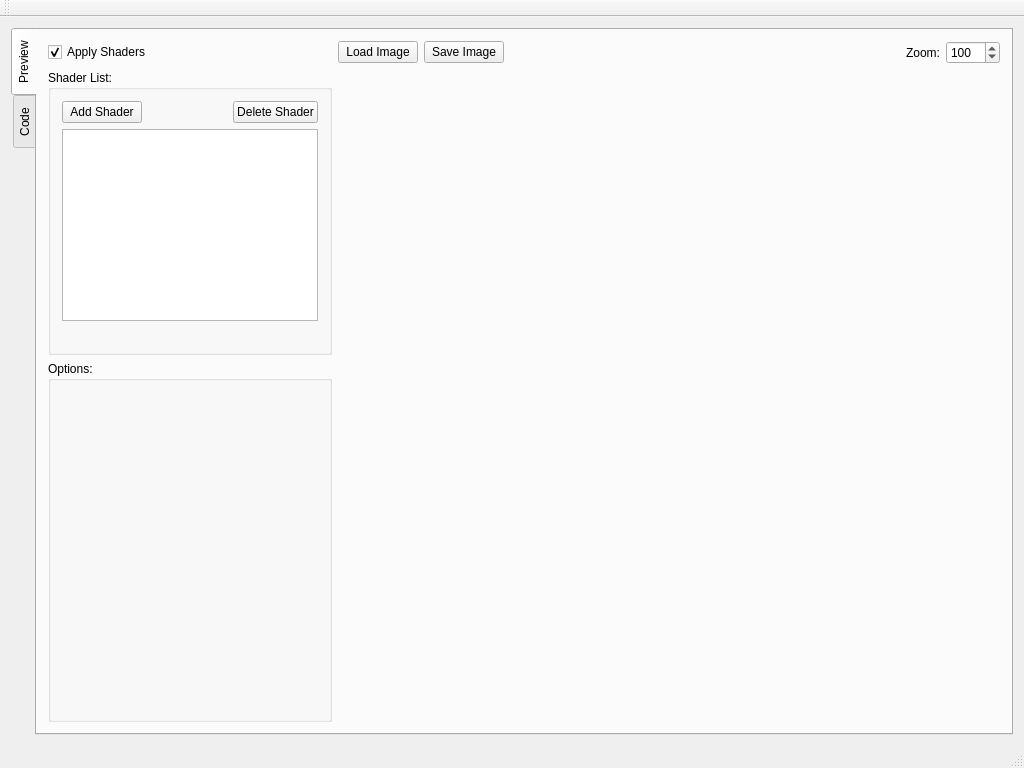
Above: src/gui/mainwindow.ui from jgosmann/ASL before the change. Below: the same form after it.
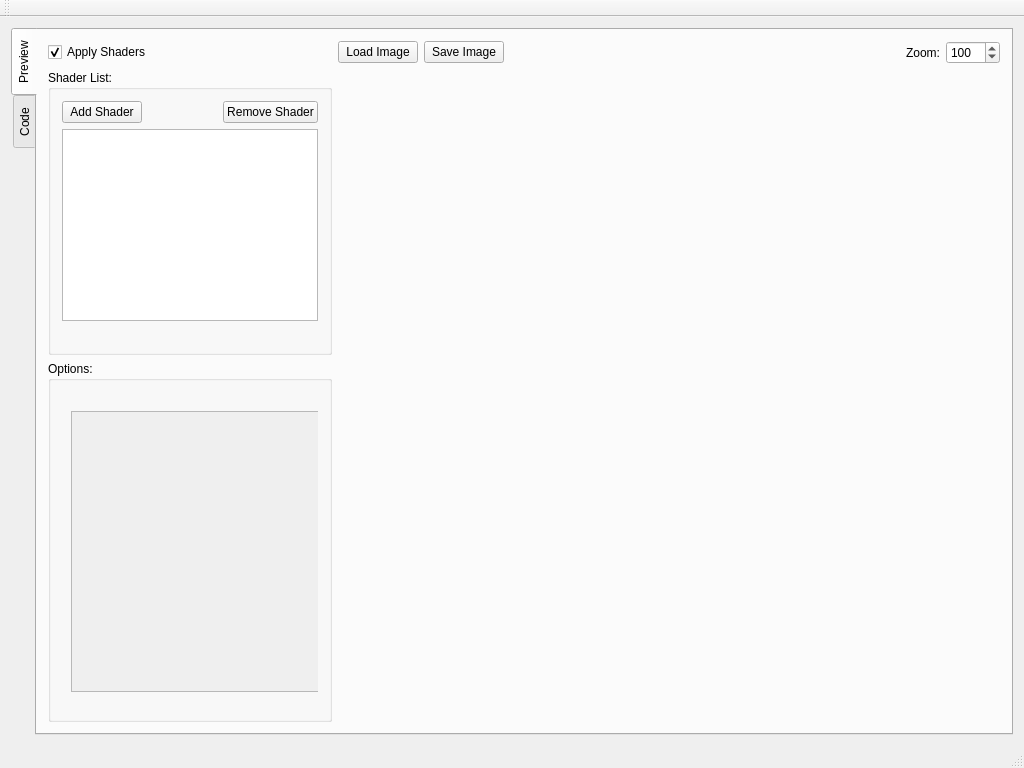
That is the form after the change. Custom widgets are drawn as their Qt base class.

Commit message: added stackedWidget to groupBox_ShaderOptions that containts scrollAreas

```diff
--- a/src/gui/mainwindow.ui
+++ b/src/gui/mainwindow.ui
@@ -131,21 +131,6 @@
         <item row="2" column="2" rowspan="3" colspan="5">
          <widget class="gui::GLImageViewer" name="glDisplay" native="true"/>
         </item>
-        <item row="4" column="0" colspan="2">
-         <widget class="gui::UniformOptionBox" name="groupBox_Options">
-          <property name="sizePolicy">
-           <sizepolicy hsizetype="Preferred" vsizetype="MinimumExpanding">
-            <horstretch>0</horstretch>
-            <verstretch>0</verstretch>
-           </sizepolicy>
-          </property>
-          <property name="title">
-           <string>Options:</string>
-          </property>
-          <zorder>groupBox</zorder>
-          <zorder>groupBox</zorder>
-         </widget>
-        </item>
         <item row="2" column="0" rowspan="2" colspan="2">
          <widget class="QGroupBox" name="groupBox">
           <property name="sizePolicy">
@@ -159,7 +144,7 @@
           </property>
           <layout class="QVBoxLayout" name="verticalLayout">
            <item>
-            <layout class="QHBoxLayout" name="horizontalLayout_4">
+            <layout class="QHBoxLayout" name="horizontalLayout">
              <item>
               <widget class="QPushButton" name="pushButton_AddShader">
                <property name="sizePolicy">
@@ -178,9 +163,6 @@
                <property name="orientation">
                 <enum>Qt::Horizontal</enum>
                </property>
-               <property name="sizeType">
-                <enum>QSizePolicy::Expanding</enum>
-               </property>
                <property name="sizeHint" stdset="0">
                 <size>
                  <width>40</width>
@@ -190,15 +172,9 @@
               </spacer>
              </item>
              <item>
-              <widget class="QPushButton" name="pushButton_DeleteShader">
-               <property name="sizePolicy">
-                <sizepolicy hsizetype="Minimum" vsizetype="Fixed">
-                 <horstretch>0</horstretch>
-                 <verstretch>0</verstretch>
-                </sizepolicy>
-               </property>
+              <widget class="QPushButton" name="pushButton_RemoveShader">
                <property name="text">
-                <string>Delete Shader</string>
+                <string>Remove Shader</string>
                </property>
               </widget>
              </item>
@@ -230,6 +206,51 @@
           </layout>
          </widget>
         </item>
+        <item row="4" column="0" colspan="2">
+         <widget class="QGroupBox" name="groupBox_ShaderOptions">
+          <property name="sizePolicy">
+           <sizepolicy hsizetype="Preferred" vsizetype="MinimumExpanding">
+            <horstretch>0</horstretch>
+            <verstretch>0</verstretch>
+           </sizepolicy>
+          </property>
+          <property name="title">
+           <string>Options:</string>
+          </property>
+          <layout class="QHBoxLayout" name="horizontalLayout_4">
+           <item>
+            <widget class="QStackedWidget" name="stackedWidget_ShaderOptionStack">
+             <widget class="QWidget" name="page">
+              <widget class="QScrollArea" name="scrollArea">
+               <property name="geometry">
+                <rect>
+                 <x>9</x>
+                 <y>19</y>
+                 <width>251</width>
+                 <height>281</height>
+                </rect>
+               </property>
+               <property name="widgetResizable">
+                <bool>true</bool>
+               </property>
+               <widget class="QWidget" name="scrollAreaWidgetContents">
+                <property name="geometry">
+                 <rect>
+                  <x>0</x>
+                  <y>0</y>
+                  <width>249</width>
+                  <height>279</height>
+                 </rect>
+                </property>
+               </widget>
+              </widget>
+             </widget>
+             <widget class="QWidget" name="page_2"/>
+            </widget>
+           </item>
+          </layout>
+         </widget>
+        </item>
        </layout>
       </widget>
       <widget class="QWidget" name="tab_Code">
@@ -275,10 +296,9 @@
    <container>1</container>
   </customwidget>
   <customwidget>
-   <class>gui::UniformOptionBox</class>
-   <extends>QGroupBox</extends>
-   <header>gui/uniformoptionbox.h</header>
-   <container>1</container>
+   <class>ShaderListView</class>
+   <extends>QListView</extends>
+   <header location="global">gui/shaderlistview.h</header>
   </customwidget>
  </customwidgets>
  <resources/>
```
Left out of the diff: 12 changed lines with no effect on the pictures.
